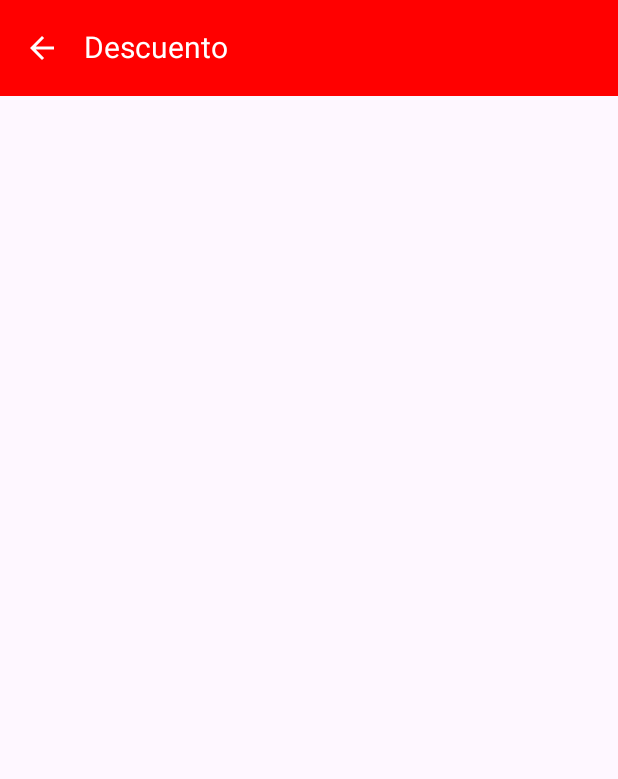
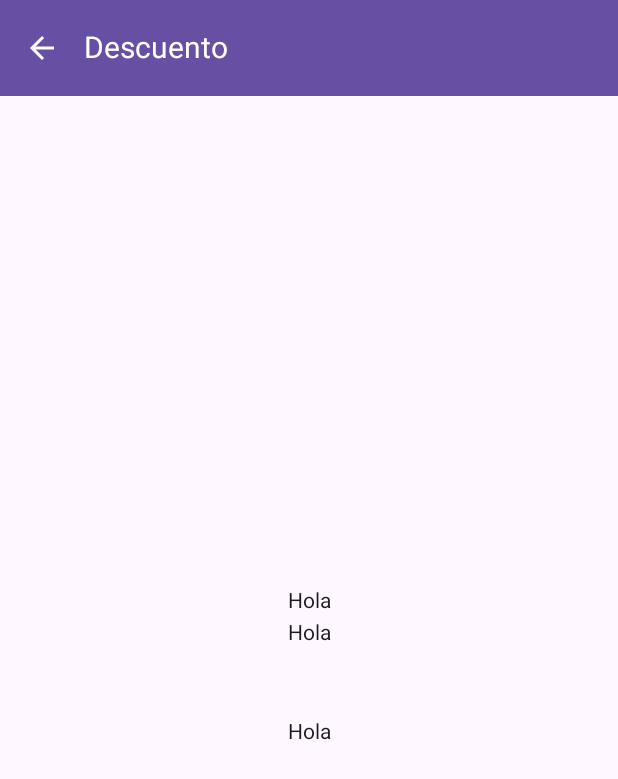
Before and after one commit to IsraelMerlyn/miapp_, an Android app built with Jetpack Compose: the screen it shows after launch (MainActivity), after a tap on "Descuento", on a phone screen of 412 x 824 dp. Shown: the top 779 px of the screen. Run offline under Robolectric (Android 15) with nearby library versions, the phone set to English and light mode, and no system bars; libraries missing offline, so code that uses them is left out: com.google.android.libraries.

Commit message:
tasks #10 Creando Componentes para el Body y uso de la aplicacion

```diff
--- a/app/build.gradle.kts
+++ b/app/build.gradle.kts
@@ -59,6 +59,7 @@ dependencies {
     implementation(libs.androidx.ui.graphics)
     implementation(libs.androidx.ui.tooling.preview)
     implementation(libs.androidx.material3)
+    implementation(libs.places)
     testImplementation(libs.junit)
     androidTestImplementation(libs.androidx.junit)
     androidTestImplementation(libs.androidx.espresso.core)
--- a/app/src/main/java/com/israelmerlyn/app_jetpack/components/BodyComponents.kt
+++ b/app/src/main/java/com/israelmerlyn/app_jetpack/components/BodyComponents.kt
@@ -3,6 +3,7 @@ package com.israelmerlyn.app_jetpack.components
 import androidx.compose.foundation.layout.Spacer
 import androidx.compose.foundation.layout.fillMaxSize
 import androidx.compose.foundation.layout.height
+import androidx.compose.foundation.layout.width
 import androidx.compose.material3.Button
 import androidx.compose.material3.ButtonColors
 import androidx.compose.material3.ButtonDefaults
@@ -11,6 +12,7 @@ import androidx.compose.runtime.Composable
 import androidx.compose.ui.Modifier
 import androidx.compose.ui.graphics.Color
 import androidx.compose.ui.text.font.FontWeight
+import androidx.compose.ui.unit.Dp
 import androidx.compose.ui.unit.dp
 import androidx.compose.ui.unit.sp
 
@@ -25,6 +27,16 @@ fun Space() {
 }
 
 @Composable
+fun SpaceH(size: Dp =5.dp){
+    Spacer(modifier = Modifier.height(size))
+}
+
+@Composable
+fun SpaceW(size: Dp =5.dp){
+    Spacer(modifier = Modifier.width(size))
+}
+
+@Composable
 fun MainButton(name: String, backColor: Color, color: Color, onClick: () -> Unit) {
 
     Button(
--- a/app/src/main/java/com/israelmerlyn/app_jetpack/ui/theme/Color.kt
+++ b/app/src/main/java/com/israelmerlyn/app_jetpack/ui/theme/Color.kt
@@ -5,6 +5,7 @@ import androidx.compose.ui.graphics.Color
 val Purple80 = Color(0xFFD0BCFF)
 val PurpleGrey80 = Color(0xFFCCC2DC)
 val Pink80 = Color(0xFFEFB8C8)
+val Primary = Color(0xFFABD555)
 
 val Purple40 = Color(0xFF6650a4)
 val PurpleGrey40 = Color(0xFF625b71)
--- a/app/src/main/java/com/israelmerlyn/app_jetpack/views/DescuentoView.kt
+++ b/app/src/main/java/com/israelmerlyn/app_jetpack/views/DescuentoView.kt
@@ -1,16 +1,27 @@
 package com.israelmerlyn.app_jetpack.views
 
 import android.annotation.SuppressLint
+import androidx.compose.foundation.layout.Arrangement
+import androidx.compose.foundation.layout.Column
+import androidx.compose.foundation.layout.PaddingValues
+import androidx.compose.foundation.layout.fillMaxSize
+import androidx.compose.foundation.layout.padding
 import androidx.compose.material.icons.Icons
 import androidx.compose.material.icons.filled.ArrowBack
 import androidx.compose.material3.ExperimentalMaterial3Api
+import androidx.compose.material3.MaterialTheme
 import androidx.compose.material3.Scaffold
+import androidx.compose.material3.Text
 import androidx.compose.material3.TopAppBar
 import androidx.compose.material3.TopAppBarDefaults
 import androidx.compose.runtime.Composable
+import androidx.compose.ui.Alignment
+import androidx.compose.ui.Modifier
 import androidx.compose.ui.graphics.Color
+import androidx.compose.ui.unit.dp
 import androidx.navigation.NavController
 import com.israelmerlyn.app_jetpack.components.MainIconButton
+import com.israelmerlyn.app_jetpack.components.SpaceH
 import com.israelmerlyn.app_jetpack.components.TitleBar
 
 @SuppressLint("UnusedMaterial3ScaffoldPaddingParameter")
@@ -20,7 +31,7 @@ fun DescuentoView(navController: NavController) {
     Scaffold (topBar = {
         TopAppBar(
             title = { TitleBar(name = "Descuento") }, colors = TopAppBarDefaults.mediumTopAppBarColors(
-                containerColor = Color.Red
+                containerColor = MaterialTheme.colorScheme.primary
             ),
             navigationIcon = {
                 MainIconButton(icon = Icons.Default.ArrowBack) {
@@ -29,11 +40,26 @@ fun DescuentoView(navController: NavController) {
             }
         )
     }){
-        ContentDetailDescuentoView(navController)
+        ContentDetailDescuentoView(navController, it)
     }
 }
 
 @Composable
-fun ContentDetailDescuentoView(navController: NavController){
+fun ContentDetailDescuentoView(navController: NavController, paddingValues: PaddingValues) {
 
+    Column(
+        modifier = Modifier
+            .padding(paddingValues)
+            .padding(10.dp)
+            .fillMaxSize(),
+        verticalArrangement = Arrangement.Center,
+        horizontalAlignment = Alignment.CenterHorizontally
+    ) {
+        Text(text = "Hola")
+        SpaceH()
+        Text(text = "Hola")
+        SpaceH(50.dp)
+
+        Text(text = "Hola")
+    }
 }
--- a/app/src/main/java/com/israelmerlyn/app_jetpack/views/HomeView.kt
+++ b/app/src/main/java/com/israelmerlyn/app_jetpack/views/HomeView.kt
@@ -1,11 +1,25 @@
 package com.israelmerlyn.app_jetpack.views
 
 import android.annotation.SuppressLint
+import androidx.compose.foundation.background
+import androidx.compose.foundation.clickable
 import androidx.compose.foundation.layout.Arrangement
+import androidx.compose.foundation.layout.Box
 import androidx.compose.foundation.layout.Column
+import androidx.compose.foundation.layout.Row
 import androidx.compose.foundation.layout.fillMaxSize
+import androidx.compose.foundation.layout.fillMaxWidth
+import androidx.compose.foundation.layout.padding
+import androidx.compose.foundation.lazy.LazyColumn
+import androidx.compose.foundation.lazy.items
+import androidx.compose.foundation.shape.RoundedCornerShape
+import androidx.compose.material.icons.Icons
+import androidx.compose.material.icons.filled.Info
+import androidx.compose.material.icons.filled.ShoppingCart
 import androidx.compose.material3.CenterAlignedTopAppBar
 import androidx.compose.material3.ExperimentalMaterial3Api
+import androidx.compose.material3.Icon
+import androidx.compose.material3.MaterialTheme
 import androidx.compose.material3.Scaffold
 import androidx.compose.material3.Text
 import androidx.compose.material3.TextField
@@ -19,7 +33,10 @@ import androidx.compose.runtime.setValue
 import androidx.compose.ui.Alignment
 import androidx.compose.ui.Modifier
 import androidx.compose.ui.graphics.Color
+import androidx.compose.ui.graphics.vector.ImageVector
+import androidx.compose.ui.unit.dp
 import androidx.navigation.NavController
+import com.google.android.libraries.places.api.model.Money
 import com.israelmerlyn.app_jetpack.components.ActionButton
 import com.israelmerlyn.app_jetpack.components.MainButton
 import com.israelmerlyn.app_jetpack.components.Space
@@ -53,23 +70,65 @@ fun AppDescuento(navController: NavController){
 }
 @Composable
 fun ContentHomeView(navController: NavController) {
-    val id=123
-    var opcional by remember { mutableStateOf(
-        "" ) }
+    val id = 123
+    var opcional by remember { mutableStateOf("") }
+
+    // Lista de opciones con íconos
+    val options = listOf(
+        Option("Descuento", Color.Red, Icons.Default.ShoppingCart, "Descuento"),
+        Option("Details", Color.Blue, Icons.Default.Info, "Details/${id}/?${opcional}")
+    )
+
     Column(
         modifier = Modifier.fillMaxSize(),
         verticalArrangement = Arrangement.Center,
         horizontalAlignment = Alignment.CenterHorizontally
     ) {
-
-
-//        TextField(value = opcional, onValueChange = {opcional = it} , label = { Text(text = "Opcional") })
-
-        MainButton(name = "Descuento", color = Color.White, backColor = Color.Red) {
-          navController.navigate("Descuento")
-        }
-        MainButton(name = "Details", color = Color.White, backColor = Color.Blue) {
-            navController.navigate("Details/${id}/?${opcional}")
+        LazyColumn(
+            verticalArrangement = Arrangement.spacedBy(16.dp),
+            modifier = Modifier.padding(16.dp)
+        ) {
+            items(options) { option ->
+                ListItemWithIcon(
+                    name = option.name,
+                    icon = option.icon,
+                    backColor = option.color,
+                    onClick = { navController.navigate(option.route) }
+                )
+            }
         }
     }
 }
+
+@Composable
+fun ListItemWithIcon(
+    name: String,
+    icon: ImageVector,
+    backColor: Color,
+    onClick: () -> Unit
+) {
+    Box(
+        modifier = Modifier
+            .fillMaxWidth()
+            .padding(8.dp)
+            .background(backColor, shape = RoundedCornerShape(8.dp))
+            .clickable { onClick() }
+            .padding(16.dp),
+        contentAlignment = Alignment.CenterStart
+    ) {
+        Row(
+            verticalAlignment = Alignment.CenterVertically,
+            horizontalArrangement = Arrangement.spacedBy(12.dp)
+        ) {
+            Icon(imageVector = icon, contentDescription = null, tint = Color.White)
+            Text(text = name, color = Color.White, style = MaterialTheme.typography.bodyLarge)
+        }
+    }
+}
+
+data class Option(
+    val name: String,
+    val color: Color,
+    val icon: ImageVector,
+    val route: String
+)
--- a/gradle/libs.versions.toml
+++ b/gradle/libs.versions.toml
@@ -8,6 +8,7 @@ espressoCore = "3.6.1"
 lifecycleRuntimeKtx = "2.8.7"
 activityCompose = "1.9.3"
 composeBom = "2024.04.01"
+places = "4.1.0"
 
 [libraries]
 androidx-core-ktx = { group = "androidx.core", name = "core-ktx", version.ref = "coreKtx" }
@@ -24,6 +25,7 @@ androidx-ui-tooling-preview = { group = "androidx.compose.ui", name = "ui-toolin
 androidx-ui-test-manifest = { group = "androidx.compose.ui", name = "ui-test-manifest" }
 androidx-ui-test-junit4 = { group = "androidx.compose.ui", name = "ui-test-junit4" }
 androidx-material3 = { group = "androidx.compose.material3", name = "material3" }
+places = { group = "com.google.android.libraries.places", name = "places", version.ref = "places" }
 
 [plugins]
 android-application = { id = "com.android.application", version.ref = "agp" }
```
